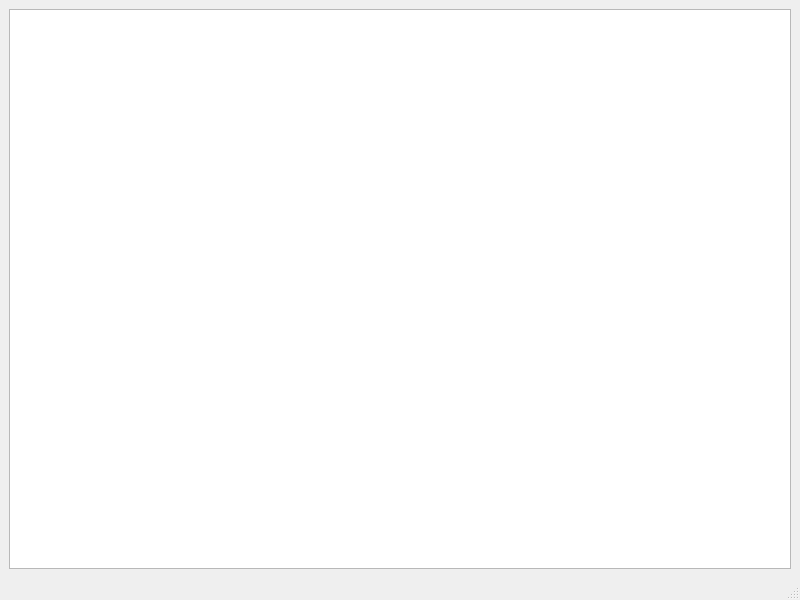
Old version of the form AlgoCrash/ui/mainwindow.ui in the repository Siddharth-Dhumal/AlgoCrash.
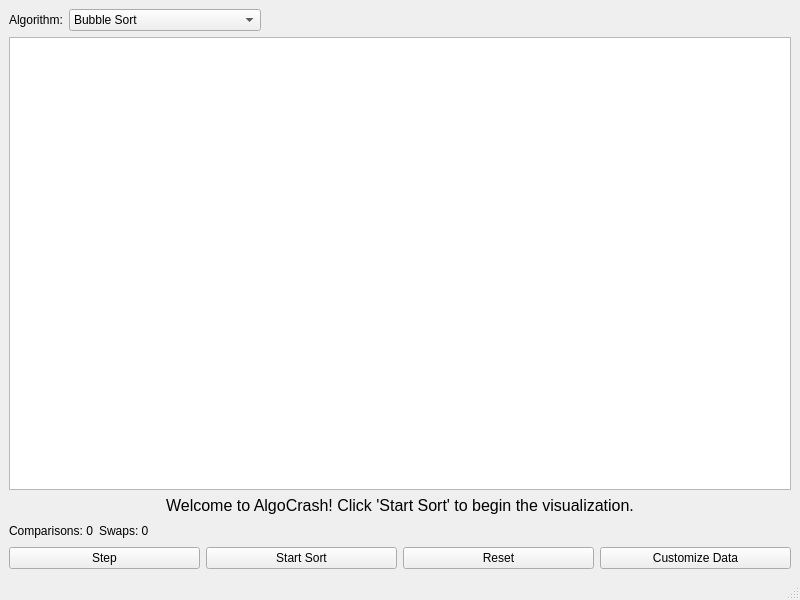
New version of the form.

Commit message: Bubble sort algo fixed

What changed in the file:
```diff
--- a/AlgoCrash/ui/mainwindow.ui
+++ b/AlgoCrash/ui/mainwindow.ui
@@ -15,6 +15,49 @@
   </property>
   <widget class="QWidget" name="centralwidget">
    <layout class="QVBoxLayout" name="verticalLayout">
+    <item>
+     <layout class="QHBoxLayout" name="algorithmLayout">
+      <item>
+       <widget class="QLabel" name="algorithmLabel">
+        <property name="text">
+         <string>Algorithm:</string>
+        </property>
+       </widget>
+      </item>
+      <item>
+       <widget class="QComboBox" name="algorithmComboBox">
+        <item>
+         <property name="text">
+          <string>Bubble Sort</string>
+         </property>
+        </item>
+        <item>
+         <property name="text">
+          <string>Selection Sort (Coming Soon)</string>
+         </property>
+        </item>
+        <item>
+         <property name="text">
+          <string>Insertion Sort (Coming Soon)</string>
+         </property>
+        </item>
+       </widget>
+      </item>
+      <item>
+       <spacer name="horizontalSpacer2">
+        <property name="orientation">
+         <enum>Qt::Horizontal</enum>
+        </property>
+        <property name="sizeHint" stdset="0">
+         <size>
+          <width>40</width>
+          <height>20</height>
+         </size>
+        </property>
+       </spacer>
+      </item>
+     </layout>
+    </item>
     <item>
      <widget class="QGraphicsView" name="graphicsView">
       <property name="sizePolicy">
@@ -25,6 +68,84 @@
       </property>
      </widget>
     </item>
+    <item>
+     <widget class="QLabel" name="explanationLabel">
+      <property name="text">
+       <string>Welcome to AlgoCrash! Click 'Start Sort' to begin the visualization.</string>
+      </property>
+      <property name="alignment">
+       <set>Qt::AlignCenter</set>
+      </property>
+      <property name="font">
+       <font>
+        <pointsize>12</pointsize>
+       </font>
+      </property>
+     </widget>
+    </item>
+    <item>
+     <layout class="QHBoxLayout" name="statsLayout">
+      <item>
+       <widget class="QLabel" name="comparisonLabel">
+        <property name="text">
+         <string>Comparisons: 0</string>
+        </property>
+       </widget>
+      </item>
+      <item>
+       <widget class="QLabel" name="swapLabel">
+        <property name="text">
+         <string>Swaps: 0</string>
+        </property>
+       </widget>
+      </item>
+      <item>
+       <spacer name="horizontalSpacer">
+        <property name="orientation">
+         <enum>Qt::Horizontal</enum>
+        </property>
+        <property name="sizeHint" stdset="0">
+         <size>
+          <width>40</width>
+          <height>20</height>
+         </size>
+        </property>
+       </spacer>
+      </item>
+     </layout>
+    </item>
+    <item>
+     <layout class="QHBoxLayout" name="horizontalLayout">
+      <item>
+       <widget class="QPushButton" name="stepButton">
+        <property name="text">
+         <string>Step</string>
+        </property>
+       </widget>
+      </item>
+      <item>
+       <widget class="QPushButton" name="sortButton">
+        <property name="text">
+         <string>Start Sort</string>
+        </property>
+       </widget>
+      </item>
+      <item>
+       <widget class="QPushButton" name="resetButton">
+        <property name="text">
+         <string>Reset</string>
+        </property>
+       </widget>
+      </item>
+      <item>
+       <widget class="QPushButton" name="customizeButton">
+        <property name="text">
+         <string>Customize Data</string>
+        </property>
+       </widget>
+      </item>
+     </layout>
+    </item>
    </layout>
   </widget>
   <widget class="QMenuBar" name="menubar"/>
```
Left out of the diff: 11 changed lines with no effect on the pictures. The commit also changes 8 other files.
